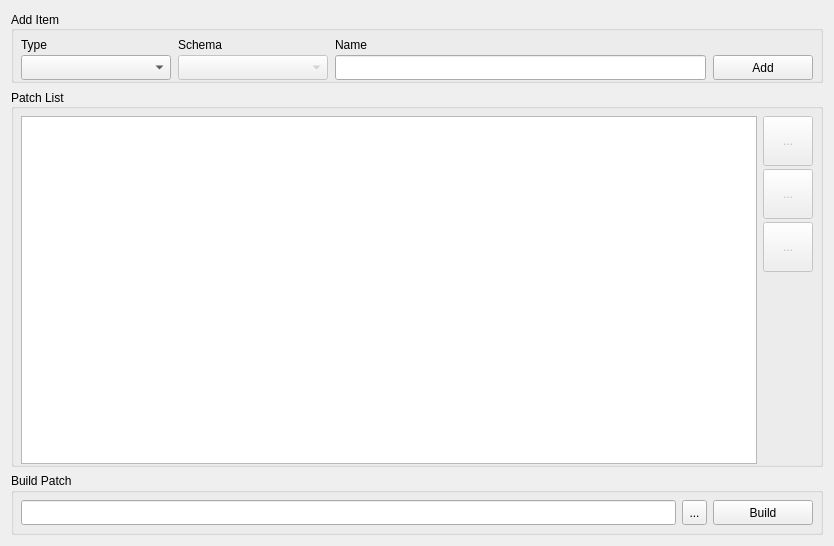
The window that PatcherGui/BuilderWidget.ui (mxprshn/databasePatcherGUI) describes before a commit, drawn with Qt 5.
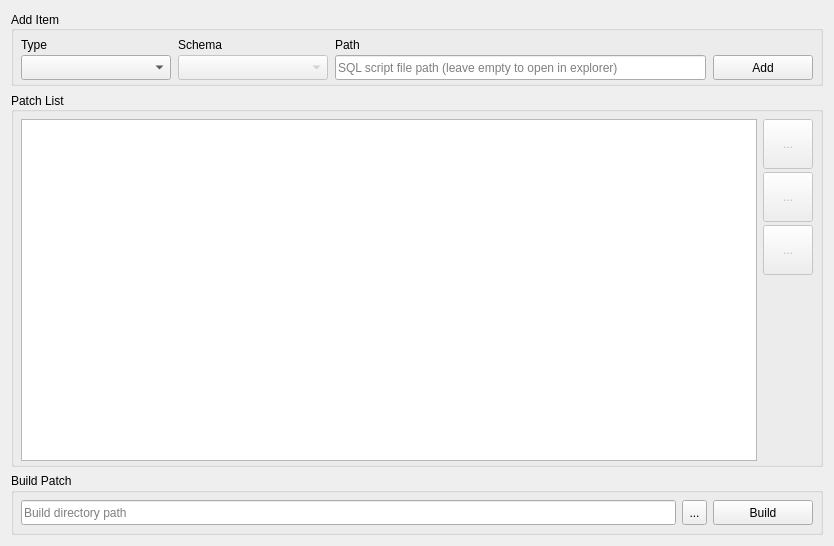
The same window after the commit. Icons and pictures are not drawn. Custom widgets are drawn as their Qt base class.

Commit message: Add builder widget features

Patch:
```diff
--- a/PatcherGui/BuilderWidget.ui
+++ b/PatcherGui/BuilderWidget.ui
@@ -42,7 +42,7 @@
        <number>7</number>
       </property>
       <property name="bottomMargin">
-       <number>0</number>
+       <number>3</number>
       </property>
       <property name="horizontalSpacing">
        <number>7</number>
@@ -88,7 +88,7 @@
          </sizepolicy>
         </property>
         <property name="text">
-         <string>Name</string>
+         <string>Path</string>
         </property>
        </widget>
       </item>
@@ -168,6 +168,9 @@
           <height>25</height>
          </size>
         </property>
+        <property name="placeholderText">
+         <string>SQL script file path (leave empty to open in explorer)</string>
+        </property>
        </widget>
       </item>
       <item row="1" column="3">
@@ -230,7 +233,7 @@
        <number>7</number>
       </property>
       <property name="bottomMargin">
-       <number>0</number>
+       <number>3</number>
       </property>
       <item>
        <widget class="PatchListWidget" name="buildListWidget"/>
@@ -448,6 +451,9 @@
           <height>25</height>
          </size>
         </property>
+        <property name="placeholderText">
+         <string>Build directory path</string>
+        </property>
        </widget>
       </item>
       <item row="0" column="1">
```
The commit also changes 10 other files.
